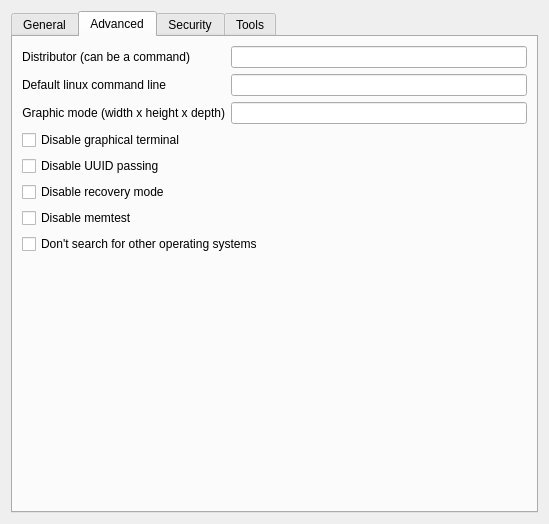
First picture: the form in kcmgrub2.ui, repository KDE/kcmgrub2, before the edit.
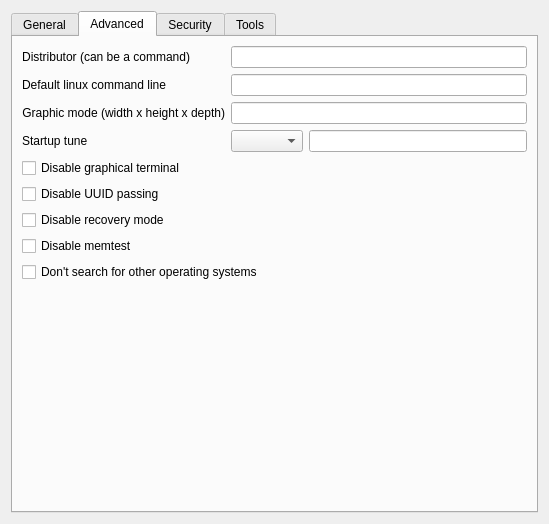
Second picture: the form after the edit. The open tabs and pages were chosen to show the change. Custom widgets are drawn as their Qt base class.

Commit message: Add support for GRUB_INIT_TUNE and provide two presets

```diff
--- a/kcmgrub2.ui
+++ b/kcmgrub2.ui
@@ -386,6 +386,23 @@
          <item row="2" column="1">
           <widget class="QLineEdit" name="gfxMode"/>
          </item>
+         <item row="3" column="0">
+          <widget class="QLabel" name="label_13">
+           <property name="text">
+            <string>Startup tune</string>
+           </property>
+          </widget>
+         </item>
+         <item row="3" column="1">
+          <layout class="QHBoxLayout" name="horizontalLayout_9">
+           <item>
+            <widget class="QComboBox" name="tunePresets"/>
+           </item>
+           <item>
+            <widget class="QLineEdit" name="initTune"/>
+           </item>
+          </layout>
+         </item>
         </layout>
        </item>
        <item row="1" column="0">
```
Left out of the diff: 27 changed lines with no effect on the pictures. The commit also changes 1 other file.
